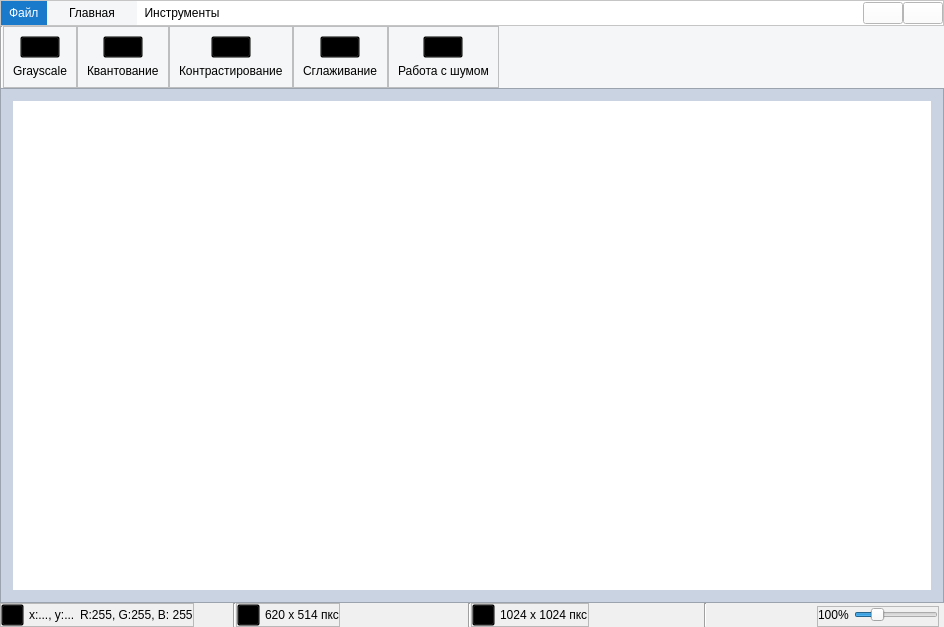
Qt form views/ui/main_window.ui (Vityshha/educational-photoshop) before a commit.
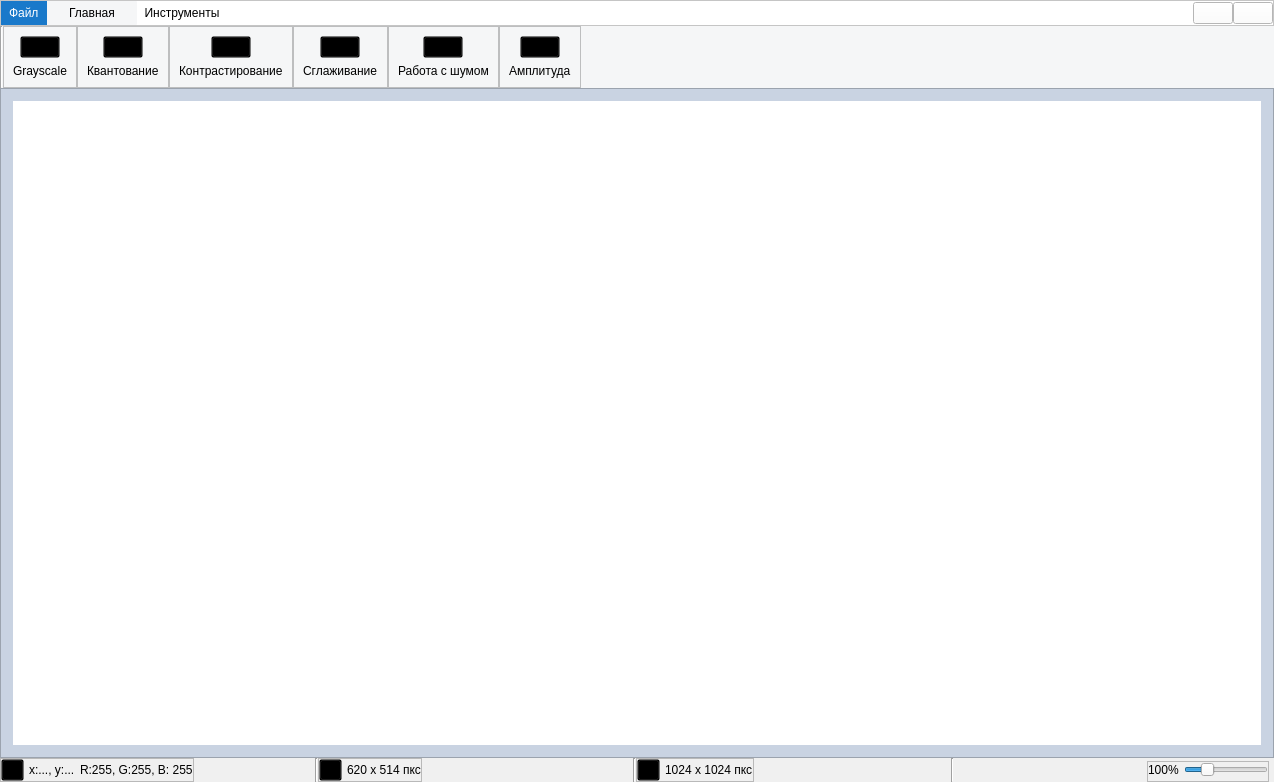
The same form after that commit. The open tabs and pages were chosen to show the change. Icons and pictures are not drawn.

Commit message: amplitude metods

What changed in the file:
```diff
--- a/views/ui/main_window.ui
+++ b/views/ui/main_window.ui
@@ -6,8 +6,8 @@
    <rect>
     <x>0</x>
     <y>0</y>
-    <width>944</width>
-    <height>627</height>
+    <width>1274</width>
+    <height>782</height>
    </rect>
   </property>
   <property name="windowTitle">
@@ -606,6 +606,37 @@
                 </layout>
                </widget>
               </item>
+              <item>
+               <widget class="QFrame" name="frame_17">
+                <property name="frameShape">
+                 <enum>QFrame::StyledPanel</enum>
+                </property>
+                <property name="frameShadow">
+                 <enum>QFrame::Raised</enum>
+                </property>
+                <layout class="QVBoxLayout" name="verticalLayout_13">
+                 <item alignment="Qt::AlignHCenter">
+                  <widget class="QPushButton" name="btn_amplitude">
+                   <property name="styleSheet">
+                    <string notr="true">background-color: transparent;
+image: url(:/newPrefix/images/analytics_96dp_000000_FILL0_wght400_GRAD0_opsz48.png);
+</string>
+                   </property>
+                   <property name="text">
+                    <string/>
+                   </property>
+                  </widget>
+                 </item>
+                 <item alignment="Qt::AlignHCenter">
+                  <widget class="QLabel" name="label_9">
+                   <property name="text">
+                    <string>Амплитуда</string>
+                   </property>
+                  </widget>
+                 </item>
+                </layout>
+               </widget>
+              </item>
               <item>
                <spacer name="horizontalSpacer_2">
                 <property name="orientation">
@@ -675,8 +706,8 @@
            <rect>
             <x>0</x>
             <y>0</y>
-            <width>936</width>
-            <height>505</height>
+            <width>1266</width>
+            <height>659</height>
            </rect>
           </property>
           <layout class="QVBoxLayout" name="verticalLayout_5">
```
Left out of the diff: 2 changed lines with no effect on the pictures. The commit also changes 8 other files.
